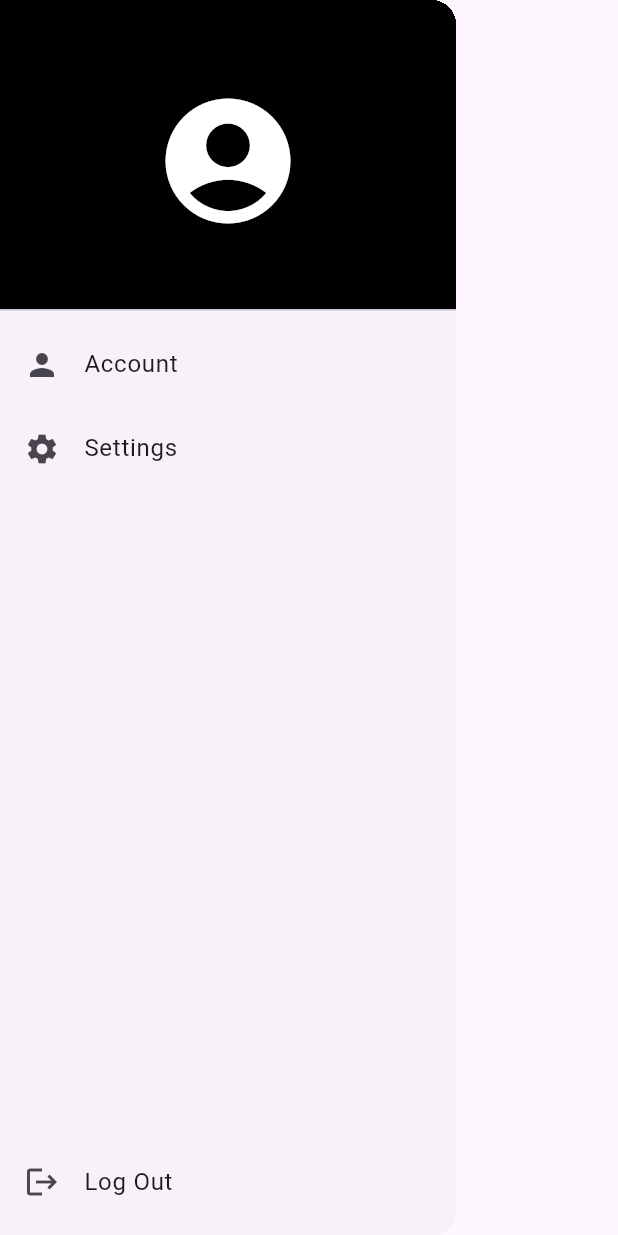
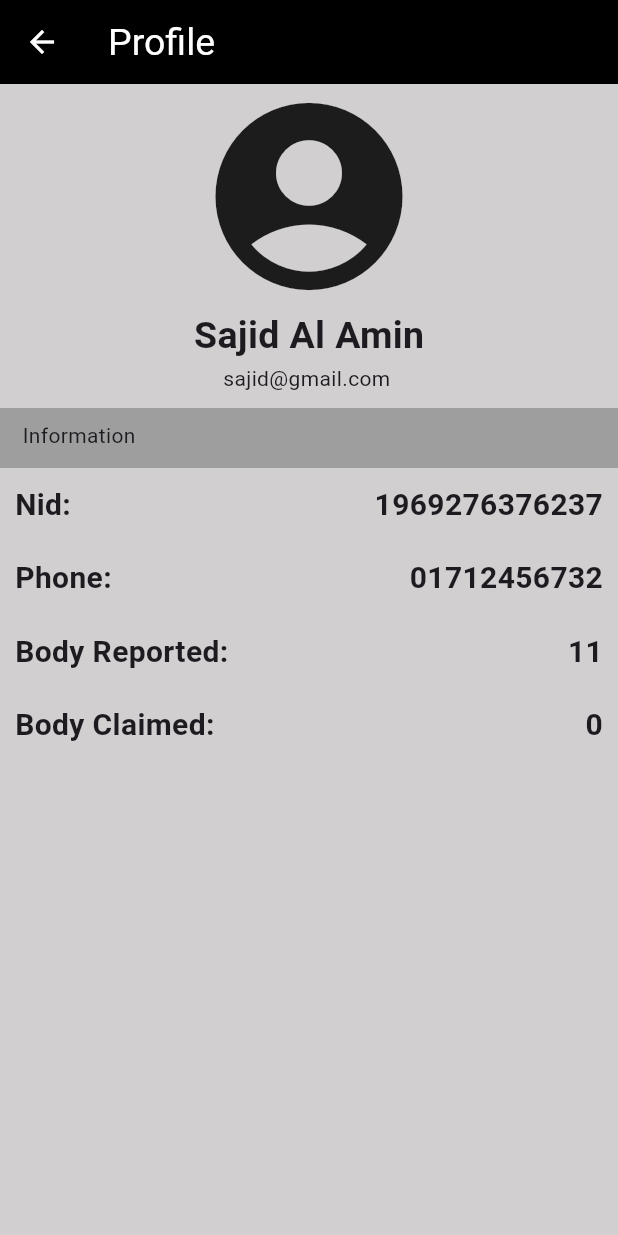
Before and after one commit to PanthaProtick/oggatonama, a Flutter app: the CustomDrawer widget shown alone on an empty page, opened directly, after a tap on "Account", on a phone screen of 412 x 824 dp. Run offline on Flutter 3.47's test engine with Material 3 defaults, Android fonts, the phone set to English and light mode, and no system bars; our stand-ins replace cloud_firestore, firebase_auth, firebase_core, get; accounts and stored records are empty.

Commit message:
Profile added

```diff
--- /dev/null
+++ b/lib/auth_wrapper.dart
@@ -0,0 +1,27 @@
+import 'package:firebase_auth/firebase_auth.dart';
+import 'package:flutter/material.dart';
+import 'package:get/get.dart';
+import 'package:oggatonama/accounts.dart';
+import 'package:oggatonama/dashboard.dart';
+
+class AuthWrapper extends StatelessWidget {
+  @override
+  Widget build(BuildContext context) {
+    return StreamBuilder<User?>(
+      stream: FirebaseAuth.instance.authStateChanges(),
+      builder: (context, snapshot) {
+        if (snapshot.connectionState == ConnectionState.waiting) {
+          return Center(child: CircularProgressIndicator());
+        }
+        if (snapshot.hasData) {
+          // Ensures that when a user is logged in, they cannot navigate back to login
+          WidgetsBinding.instance.addPostFrameCallback((_) {
+            Get.offAll(() => Dashboard());
+          });
+          return SizedBox(); // Return an empty widget to prevent flicker
+        }
+        return Accounts(); // Show login/register screen if no user is found
+      },
+    );
+  }
+}
--- a/lib/drawer.dart
+++ b/lib/drawer.dart
@@ -1,6 +1,7 @@
 import 'package:firebase_auth/firebase_auth.dart';
 import 'package:flutter/material.dart';
 import 'package:oggatonama/accounts.dart';
+import 'package:oggatonama/profile.dart';
 
 class CustomDrawer extends StatelessWidget {
   const CustomDrawer({super.key});
@@ -31,7 +32,9 @@ class CustomDrawer extends StatelessWidget {
           ListTile(
             leading: const Icon(Icons.person),
             title: const Text('Account'),
-            onTap: () {},
+            onTap: () {
+              Navigator.push(context, MaterialPageRoute(builder: (context) => Profile()));
+            },
           ),
           ListTile(
             leading: const Icon(Icons.settings),
--- /dev/null
+++ b/lib/profile.dart
@@ -0,0 +1,100 @@
+import 'package:flutter/material.dart';
+
+class Profile extends StatelessWidget {
+  const Profile({super.key});
+
+  @override
+  Widget build(BuildContext context) {
+    return Scaffold(
+      backgroundColor: const Color.fromARGB(255, 209, 207, 207),
+      appBar: AppBar(
+        backgroundColor: Colors.black,
+        title: Text(
+          'Profile'
+        ),
+        titleTextStyle: TextStyle(
+          color: Colors.white,
+          fontSize: 25
+        ),
+        iconTheme: IconThemeData(
+          color: Colors.white
+        ),
+      ),
+      body: Center(
+        child: Column(
+          children: [
+            Icon(
+              Icons.account_circle,
+              size: 150,
+            ),
+            Text(
+              'Sajid Al Amin',
+              style: TextStyle(
+                fontWeight: FontWeight.bold,
+                fontSize: 25
+              ), // set name from database
+            ),
+            SelectableText(
+              'sajid@gmail.com'
+            ),
+            SizedBox(height: 10),
+            Container(
+              height: 40,
+              width: double.infinity,
+              padding: EdgeInsets.only(left: 15, top: 8),
+              decoration: BoxDecoration(
+                color: Colors.grey
+              ),
+              child: Text(
+                'Information'
+              ),
+            ),
+            SizedBox(height: 10),
+            Expanded(
+              child: SizedBox(
+                width: double.infinity,
+                child: Column(
+                  crossAxisAlignment: CrossAxisAlignment.start,
+                  children: [
+                    customRow('Nid:', '1969276376237'),
+                    SizedBox(height: 20),
+                    customRow('Phone: ', '01712456732'),
+                    SizedBox(height: 20),
+                    customRow('Body Reported:', '11'),
+                    SizedBox(height: 20),
+                    customRow('Body Claimed:', '0')
+                  ],
+                ),
+              ),
+            )
+          ],
+        ),
+      ),
+    );
+  }
+
+  Widget customRow(String txt1, txt2) {
+    return Padding(
+      padding: const EdgeInsets.symmetric(horizontal: 10),
+      child: Row(
+              mainAxisAlignment: MainAxisAlignment.spaceBetween,
+                         children: [
+                            Text(
+                              txt1,
+                              style: TextStyle(
+                                fontWeight: FontWeight.bold,
+                                fontSize: 20
+                              ),
+                            ),
+                            Text(
+                              txt2,
+                              style: TextStyle(
+                                fontWeight: FontWeight.bold,
+                                fontSize: 20
+                              ),
+                            )
+                          ],
+                        ),
+    );
+  }
+}
```
